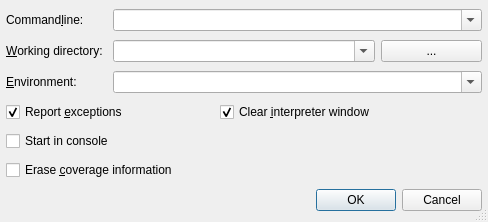
First picture: the form in Debugger/StartCoverageDialog.ui, repository testmana2/test, before the edit.
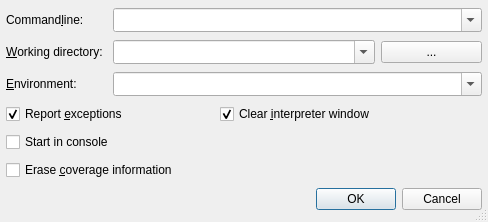
Second picture: the form after the edit.

Commit message: Modified the Start... dialogs behavior.

Diff of the .ui file:
```diff
--- a/Debugger/StartCoverageDialog.ui
+++ b/Debugger/StartCoverageDialog.ui
@@ -48,6 +48,9 @@
      <property name="insertPolicy">
       <enum>QComboBox::InsertAtTop</enum>
      </property>
+     <property name="sizeAdjustPolicy">
+      <enum>QComboBox::AdjustToMinimumContentsLengthWithIcon</enum>
+     </property>
      <property name="autoCompletion">
       <bool>true</bool>
      </property>
@@ -87,6 +90,9 @@
      <property name="insertPolicy">
       <enum>QComboBox::InsertAtTop</enum>
      </property>
+     <property name="sizeAdjustPolicy">
+      <enum>QComboBox::AdjustToMinimumContentsLengthWithIcon</enum>
+     </property>
      <property name="autoCompletion">
       <bool>true</bool>
      </property>
@@ -141,6 +147,9 @@
      <property name="insertPolicy">
       <enum>QComboBox::InsertAtTop</enum>
      </property>
+     <property name="sizeAdjustPolicy">
+      <enum>QComboBox::AdjustToMinimumContentsLengthWithIcon</enum>
+     </property>
      <property name="autoCompletion">
       <bool>true</bool>
      </property>
```
The commit also changes 3 other files.
